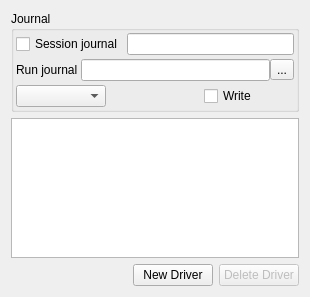
Qt form kame/forms/drivertool.ui (northriv/KAME) before a commit.
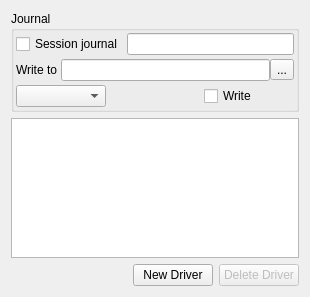
The same form after that commit.

Commit message:
ui: "Write to", because "Run" can be read as a verb
"Run journal" is correct English and useless as a label if the reader has to
already know that: the first word takes a verb reading, and the row then
looks like an instruction rather than a field.

"Write to" is safe under either reading -- it IS the verb, and it pairs with
the Write box below, so the row states its own relation to the switch that
acts on it.  "Recording" was the other candidate and was dropped for the
opposite failure: beside a switch that starts recording, it reads as a status.

What changed in the file:
```diff
--- a/kame/forms/drivertool.ui
+++ b/kame/forms/drivertool.ui
@@ -82,7 +82,7 @@
         <item>
          <widget class="QLabel" name="textLabelRun">
           <property name="text">
-           <string>Run journal </string>
+           <string>Write to </string>
           </property>
          </widget>
         </item>
```
Left out of the diff: 2 changed lines with no effect on the pictures.
